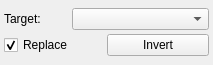
SCIInstitute/Seg3D, file src/Interface/ToolInterface/InvertToolInterface.ui: the form before one commit.
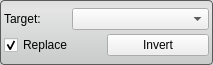
The form after the commit.

Commit message: updates to all tool interfaces

What changed in the file:
```diff
--- a/src/Interface/ToolInterface/InvertToolInterface.ui
+++ b/src/Interface/ToolInterface/InvertToolInterface.ui
@@ -31,6 +31,13 @@
   <property name="windowTitle">
    <string>Invert Tool</string>
   </property>
+  <property name="styleSheet">
+   <string notr="true">QWidget#InvertToolInterface{
+  border-radius: 4px;
+  border: 1px solid rgb(90, 90, 90);
+  background-color: qlineargradient(spread:pad, x1:0.5, y1:0, x2:0.5, y2:0.960227, stop:0 rgba(221, 221, 221, 255), stop:0.155779 rgba(228, 228, 228, 255), stop:1 rgba(202, 204, 204, 255));      
+}</string>
+  </property>
   <layout class="QVBoxLayout" name="verticalLayout" stretch="1,1">
    <property name="spacing">
     <number>0</number>
```
The commit also changes 26 other files.
